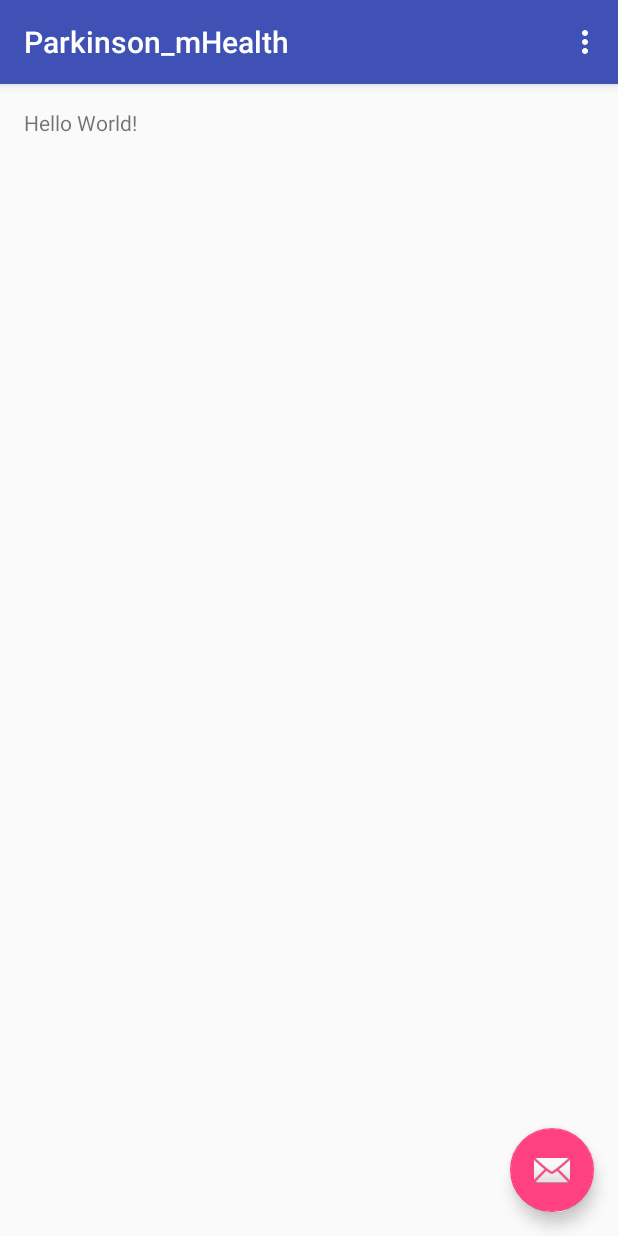
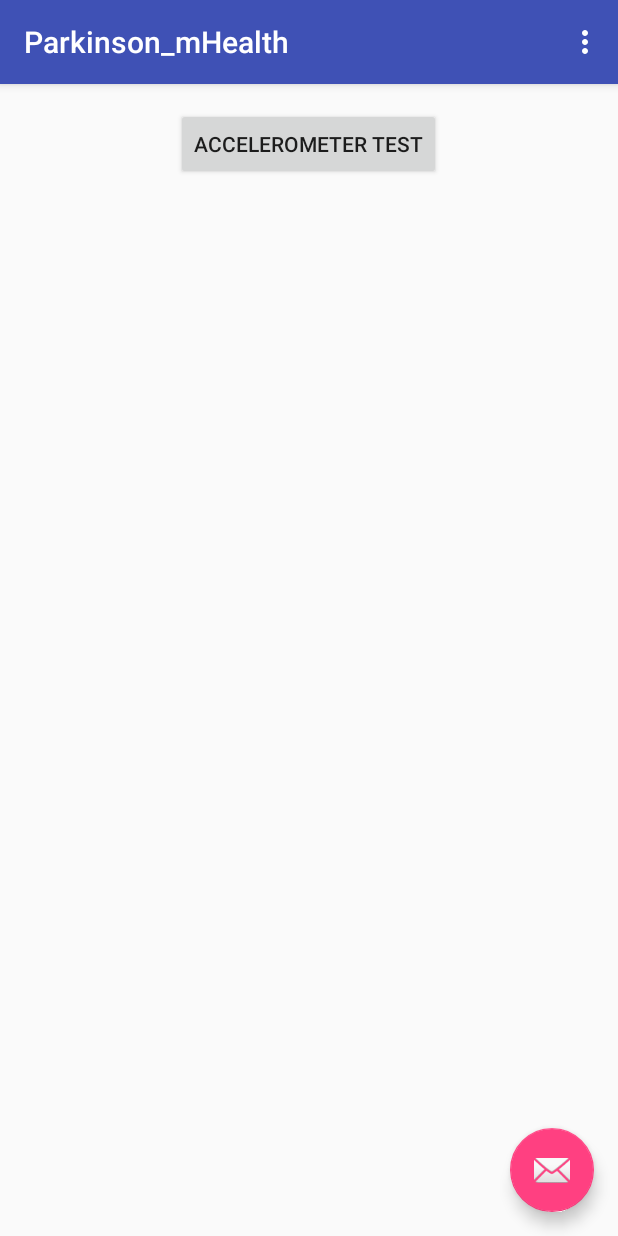
Before and after one commit to abdu355/ParkNosis, an Android app: the screen it shows after launch (MainActivity), on a phone screen of 412 x 824 dp. Run offline under Robolectric (Android 15) with nearby library versions, the light colour scheme and no system bars.

Commit message:
v1.0 Added main Screen

```diff
--- a/app/src/main/AndroidManifest.xml
+++ b/app/src/main/AndroidManifest.xml
@@ -7,22 +7,23 @@
         android:icon="@mipmap/ic_launcher"
         android:label="@string/app_name"
         android:supportsRtl="true"
-        android:theme="@style/AppTheme" >
+        android:theme="@style/AppTheme.NoActionBar" >
         <activity
             android:name=".MainActivity"
             android:label="@string/app_name"
             android:theme="@style/AppTheme.NoActionBar" >
             <intent-filter>
                 <action android:name="android.intent.action.MAIN" />
-
                 <category android:name="android.intent.category.LAUNCHER" />
             </intent-filter>
+
         </activity>
         <activity
             android:name=".Accelerometer"
             android:label="@string/title_activity_accelerometer"
             android:theme="@style/AppTheme.NoActionBar" >
         </activity>
+
     </application>
 
 </manifest>
--- a/app/src/main/java/com/example/b00047562/parkinson_mhealth/MainActivity.java
+++ b/app/src/main/java/com/example/b00047562/parkinson_mhealth/MainActivity.java
@@ -1,5 +1,6 @@
 package com.example.b00047562.parkinson_mhealth;
 
+import android.content.Intent;
 import android.os.Bundle;
 import android.support.design.widget.FloatingActionButton;
 import android.support.design.widget.Snackbar;
@@ -8,9 +9,11 @@ import android.support.v7.widget.Toolbar;
 import android.view.View;
 import android.view.Menu;
 import android.view.MenuItem;
+import android.widget.Button;
 
-public class MainActivity extends AppCompatActivity {
+public class MainActivity extends AppCompatActivity implements View.OnClickListener {
 
+    private Button acc_btn;
     @Override
     protected void onCreate(Bundle savedInstanceState) {
         super.onCreate(savedInstanceState);
@@ -18,14 +21,10 @@ public class MainActivity extends AppCompatActivity {
         Toolbar toolbar = (Toolbar) findViewById(R.id.toolbar);
         setSupportActionBar(toolbar);
 
-        FloatingActionButton fab = (FloatingActionButton) findViewById(R.id.fab);
-        fab.setOnClickListener(new View.OnClickListener() {
-            @Override
-            public void onClick(View view) {
-                Snackbar.make(view, "Replace with your own action", Snackbar.LENGTH_LONG)
-                        .setAction("Action", null).show();
-            }
-        });
+        acc_btn=(Button)findViewById(R.id.acc_btn);
+
+        acc_btn.setOnClickListener(this);
+
     }
 
     @Override
@@ -49,4 +48,16 @@ public class MainActivity extends AppCompatActivity {
 
         return super.onOptionsItemSelected(item);
     }
+
+    @Override
+    public void onClick(View v) {
+        switch(v.getId())
+        {
+
+            case R.id.acc_btn:
+                Intent i = new Intent(this,Accelerometer.class);
+                this.startActivity(i);
+                break;
+        }
+    }
 }
--- a/app/src/main/res/layout/activity_accelerometer.xml
+++ b/app/src/main/res/layout/activity_accelerometer.xml
@@ -17,9 +17,6 @@
 
     <include layout="@layout/content_accelerometer" />
 
-    <android.support.design.widget.FloatingActionButton android:id="@+id/fab"
-        android:layout_width="wrap_content" android:layout_height="wrap_content"
-        android:layout_gravity="bottom|end" android:layout_margin="@dimen/fab_margin"
-        android:src="@android:drawable/ic_dialog_email" />
+
 
 </android.support.design.widget.CoordinatorLayout>
--- a/app/src/main/res/layout/content_accelerometer.xml
+++ b/app/src/main/res/layout/content_accelerometer.xml
@@ -7,7 +7,7 @@
     android:paddingTop="@dimen/activity_vertical_margin"
     android:paddingBottom="@dimen/activity_vertical_margin"
     app:layout_behavior="@string/appbar_scrolling_view_behavior"
-    tools:showIn="@layout/activity_main" tools:context=".MainActivity">
+    tools:showIn="@layout/activity_accelerometer" tools:context=".Accelerometer">
 
     <LinearLayout
         android:orientation="vertical"
--- a/app/src/main/res/layout/content_main.xml
+++ b/app/src/main/res/layout/content_main.xml
@@ -9,6 +9,10 @@
     app:layout_behavior="@string/appbar_scrolling_view_behavior"
     tools:showIn="@layout/activity_main" tools:context=".MainActivity">
 
-    <TextView android:text="Hello World!" android:layout_width="wrap_content"
-        android:layout_height="wrap_content" />
+    <Button
+        android:layout_width="wrap_content"
+        android:layout_height="wrap_content"
+        android:text="@string/acc_btn"
+        android:id="@+id/acc_btn"
+        android:layout_centerHorizontal="true" />
 </RelativeLayout>
--- a/app/src/main/res/values/strings.xml
+++ b/app/src/main/res/values/strings.xml
@@ -8,4 +8,5 @@
     <string name="txtYValue" />
     <string name="txtZLabel">Z:</string>
     <string name="txtZValue" />
+    <string name="acc_btn">Accelerometer Test</string>
 </resources>
```
Also changed, not shown: app/src/main/java/com/example/b00047562/parkinson_mhealth/Accelerometer.java (+19 -20 lines), 1 other file.
